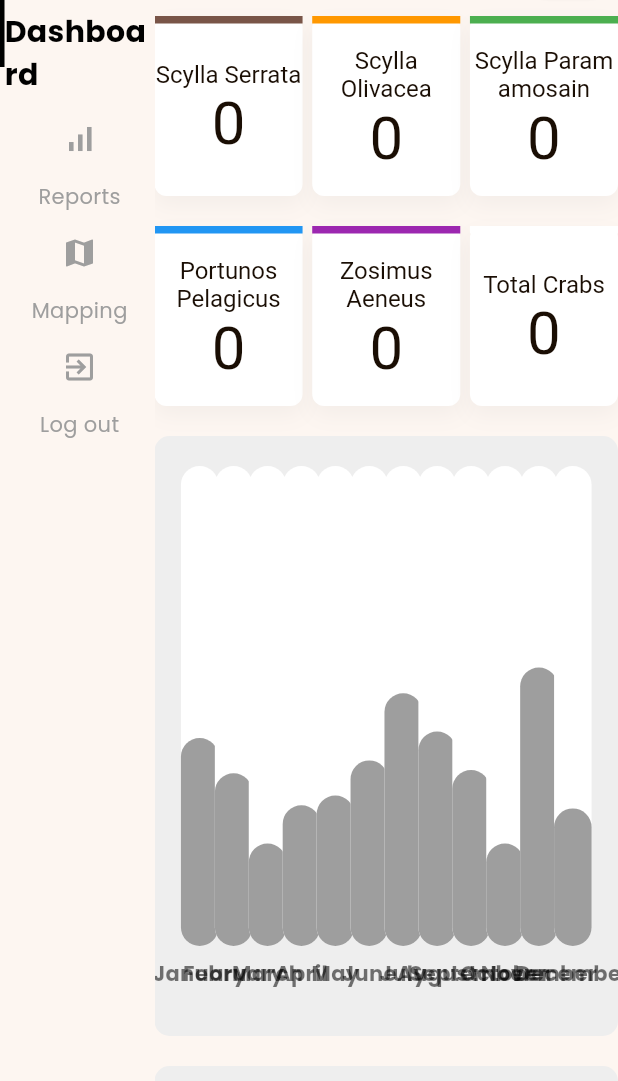
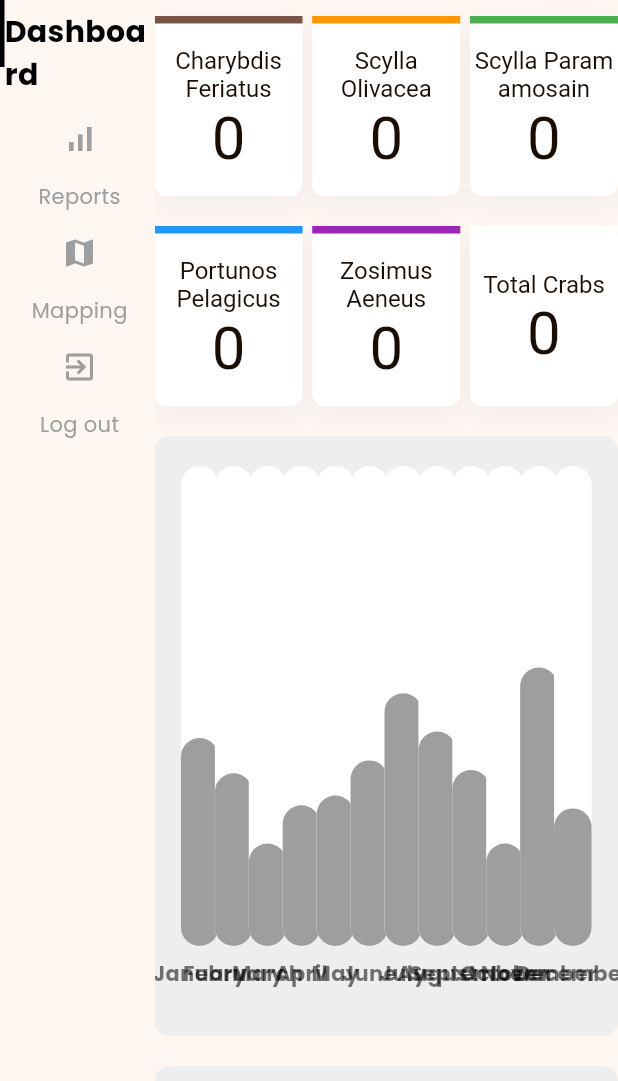
Before and after one commit to keannugran19/crabcheckweb, a Flutter app: the HomePage screen opened directly, on a phone screen of 412 x 824 dp, the part 155-1236 px from its top. Run offline on Flutter 3.47's test engine with Material 3 defaults, Android fonts, the phone set to English and light mode, and no system bars; drawn by our look-alikes of fl_chart; our stand-ins replace cloud_firestore, data_table_2, firebase_auth, firebase_core, flutter_map, get and 2 more; accounts and stored records are empty.

Commit message:
UPDATE table can now read and display data from firestore, and overall design enhanced

```diff
--- a/lib/main.dart
+++ b/lib/main.dart
@@ -2,6 +2,8 @@ import 'dart:developer' as devtools;
 import 'package:crabcheckweb1/constants/colors.dart';
 import 'package:crabcheckweb1/pages/authentication/authentication.dart';
 import 'package:crabcheckweb1/pages/authentication/firebase_auth.dart';
+import 'package:crabcheckweb1/pages/dashboard/widgets/dashboard_card_large.dart';
+import 'package:crabcheckweb1/pages/report/reports.dart';
 import 'package:crabcheckweb1/widgets/custom_menu_controller.dart'
     as custom_menu_controller;
 import 'package:crabcheckweb1/constants/navigation_controller.dart'
--- a/lib/pages/dashboard/barGraph/bar_graph.dart
+++ b/lib/pages/dashboard/barGraph/bar_graph.dart
@@ -21,7 +21,7 @@ class BarGraph extends StatelessWidget {
     Color? rodColorUnfilled;
 
     switch (activeTitle) {
-      case 'Scylla Serrata':
+      case 'Charybdis Feriatus':
         rodColor = Colors.brown;
         rodColorUnfilled = Colors.brown[200];
         break;
--- a/lib/pages/dashboard/widgets/dashboard_card_large.dart
+++ b/lib/pages/dashboard/widgets/dashboard_card_large.dart
@@ -48,7 +48,7 @@ class _DashboardPageLargeScreenState extends State<DashboardPageLargeScreen> {
 
 // get all counts
   Future<void> fetchAllCounts() async {
-    final scyllaSerrataCount = await fetchCount('Scylla Serrata');
+    final scyllaSerrataCount = await fetchCount('Charybdis Feriatus');
     final scyllaOlivaceaCount = await fetchCount('Scylla Olivacea');
     final scyllaParamamosainCount = await fetchCount('Scylla Paramamosain');
     final portunosPelagicusCount = await fetchCount('Portunos Pelagicus');
@@ -70,7 +70,7 @@ class _DashboardPageLargeScreenState extends State<DashboardPageLargeScreen> {
 
 // query of getting count data from the database
   Future<int> fetchCount(String species) async {
-    final crabRef = db.collection('crab');
+    final crabRef = db.collection('crabData');
     final query = crabRef.where('species', isEqualTo: species);
     final snapshot = await query.count().get();
     return snapshot.count!;
@@ -84,8 +84,8 @@ class _DashboardPageLargeScreenState extends State<DashboardPageLargeScreen> {
     late String graphTitle;
 
     // Determine what graphTitle to put on the variable graphTitle
-    if (activeTitle.contains('Scylla Serrata')) {
-      graphTitle = 'Scylla Serrata';
+    if (activeTitle.contains('Charybdis Feriatus')) {
+      graphTitle = 'Charybdis Feriatus';
     } else if (activeTitle.contains('Scylla Olivacea')) {
       graphTitle = 'Scylla Olivacea';
     } else if (activeTitle.contains('Scylla Paramamosain')) {
@@ -102,7 +102,7 @@ class _DashboardPageLargeScreenState extends State<DashboardPageLargeScreen> {
 
     // Assign graph data based on the graphTitle
     switch (graphTitle) {
-      case 'Scylla Serrata':
+      case 'Charybdis Feriatus':
         graphData = scyllaSerrata;
         break;
       case 'Scylla Olivacea':
@@ -145,13 +145,13 @@ class _DashboardPageLargeScreenState extends State<DashboardPageLargeScreen> {
         Row(
           children: [
             InfoCard(
-              title: "Scylla Serrata",
+              title: "Charybdis Feriatus",
               value: scyllaSerrataCount.toString(),
               topColor: Colors.brown,
-              isActive: activeTitle == "Scylla Serrata",
+              isActive: activeTitle == "Charybdis Feriatus",
               onTap: () {
                 setState(() {
-                  activeTitle = "Scylla Serrata";
+                  activeTitle = "Charybdis Feriatus";
                 });
               },
             ),
@@ -246,16 +246,6 @@ class _DashboardPageLargeScreenState extends State<DashboardPageLargeScreen> {
               decoration: BoxDecoration(
                 color: Colors.grey[200],
                 borderRadius: BorderRadius.circular(10),
-                // boxShadow: [
-                //   BoxShadow(
-                //     color: Colors.black.withOpacity(
-                //         0.1), // Shadow color with reduced opacity
-                //     spreadRadius: 1, // Spread radius
-                //     blurRadius: 5, // Blur radius for the shadow
-                //     offset: const Offset(1,
-                //         1), // Horizontal and vertical offset of the shadow
-                //   ),
-                // ],
               ),
               child: Padding(
                 padding: const EdgeInsets.all(20.0),
--- a/lib/pages/report/reports.dart
+++ b/lib/pages/report/reports.dart
@@ -9,7 +9,7 @@ class ReportsPage extends StatelessWidget {
     return const Column(
       children: [
         SizedBox(
-          height: 60,
+          height: 80,
         ),
         ReportsTable()
       ],
--- a/pubspec.yaml
+++ b/pubspec.yaml
@@ -45,6 +45,7 @@ dependencies:
   flutter_map: ^7.0.2
   latlong2: ^0.9.1
   flutter_map_cancellable_tile_provider: ^3.0.0
+  intl: ^0.19.0
 
 dev_dependencies:
   flutter_test:
```
Also changed, not shown: lib/pages/report/widgets/reports_table.dart (+88 -40 lines), pubspec.lock.
